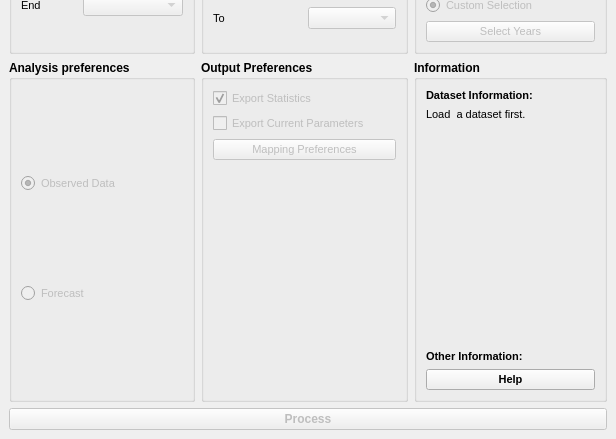
Old version of the form ui/smpg_dialog_base.ui in the repository JuanPDiazL/SMPG; both pictures show x 0 to 616 and y 287 to 726 of the 616 by 726 pixel window.
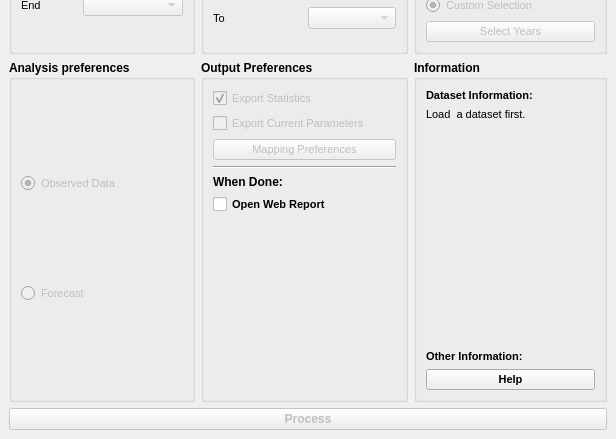
New version of the form. Icons and pictures are not drawn.

Commit message: improvements: add open web report on export done

```diff
--- a/ui/smpg_dialog_base.ui
+++ b/ui/smpg_dialog_base.ui
@@ -607,7 +607,7 @@
          <string>Output Preferences</string>
         </property>
         <layout class="QGridLayout" name="gridLayout_10">
-         <item row="4" column="0">
+         <item row="7" column="0">
           <spacer name="verticalSpacer_2">
            <property name="orientation">
             <enum>Qt::Vertical</enum>
@@ -620,6 +620,13 @@
            </property>
           </spacer>
          </item>
+         <item row="4" column="0">
+          <widget class="Line" name="line">
+           <property name="orientation">
+            <enum>Qt::Horizontal</enum>
+           </property>
+          </widget>
+         </item>
          <item row="0" column="0">
           <widget class="QCheckBox" name="exportStatsCheckBox">
            <property name="enabled">
@@ -640,6 +647,13 @@
            </property>
           </widget>
          </item>
+         <item row="5" column="0">
+          <widget class="QLabel" name="label">
+           <property name="text">
+            <string>When Done:</string>
+           </property>
+          </widget>
+         </item>
          <item row="2" column="0">
           <widget class="QCheckBox" name="exportParametersCheckBox">
            <property name="enabled">
@@ -674,6 +688,23 @@
            </property>
           </widget>
          </item>
+         <item row="6" column="0">
+          <widget class="QCheckBox" name="openWebReportCheckBox">
+           <property name="font">
+            <font>
+             <pointsize>8</pointsize>
+             <weight>75</weight>
+             <bold>true</bold>
+            </font>
+           </property>
+           <property name="text">
+            <string>Open Web Report</string>
+           </property>
+           <property name="checked">
+            <bool>false</bool>
+           </property>
+          </widget>
+         </item>
         </layout>
        </widget>
       </item>
```
The commit also changes 3 other files.
